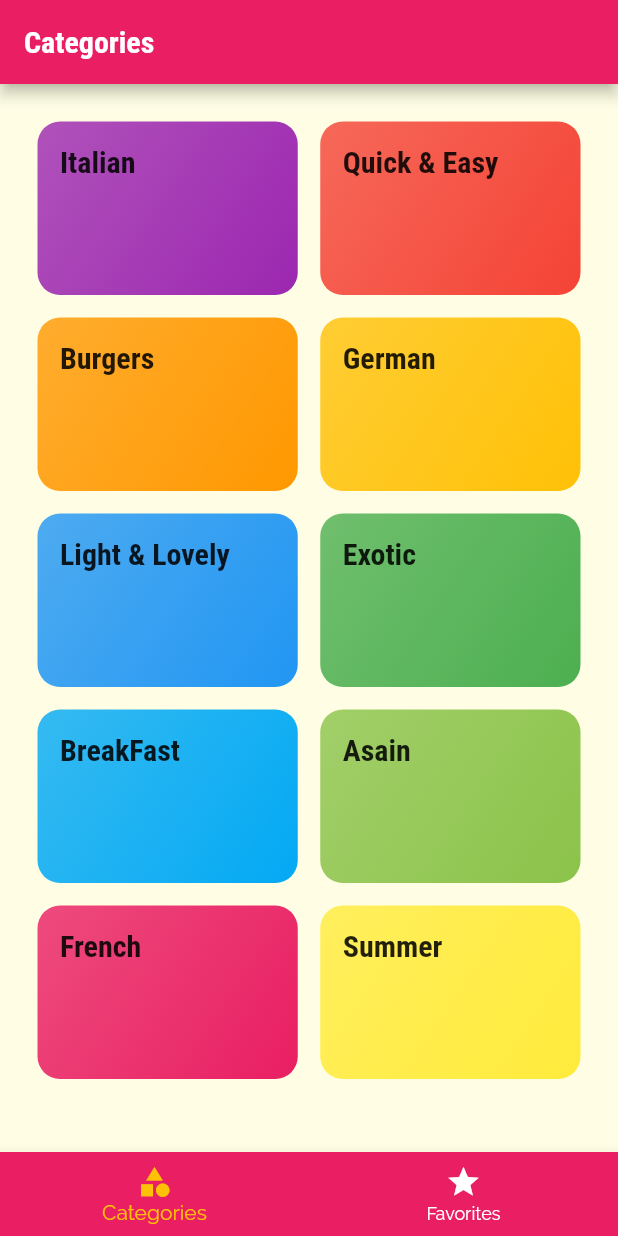
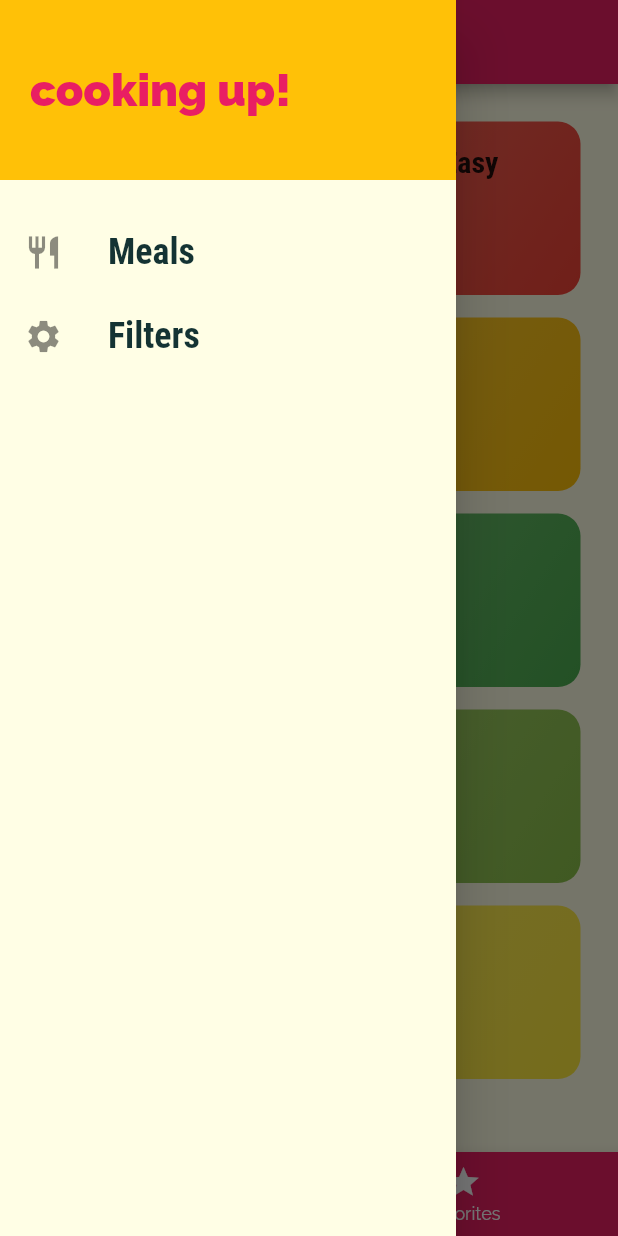
Before and after one commit to metalFrenzy/Meals-App, a Flutter app: the screen it shows after launch, with the side drawer open (before the commit the screen has no drawer), on a phone screen of 412 x 824 dp. Run offline on Flutter 3.47's test engine with Material 2 defaults, Android fonts, the phone set to English and light mode, and no system bars.

Commit message:
adding drawer/burger

```diff
--- a/lib/main.dart
+++ b/lib/main.dart
@@ -1,5 +1,6 @@
 import 'package:flutter/material.dart';
 
+import './screens/filters_screen.dart';
 import './screens/tabs_screen.dart';
 import './screens/categories_screen.dart';
 import './screens/categories_meals_screen.dart';
@@ -35,6 +36,8 @@ class MyApp extends StatelessWidget {
       routes: {
         CategoryMealsScreen.routeName: (ctx) => CategoryMealsScreen(),
         MealDetailScreen.routeName: (ctx) => MealDetailScreen(),
+        tabsScreen.routeName: (ctx) => tabsScreen(),
+        FiltersScreen.routeName: (ctx) => FiltersScreen(),
       },
       onUnknownRoute: (settings) {
         return MaterialPageRoute(
--- a/lib/screens/favorites_screen.dart
+++ b/lib/screens/favorites_screen.dart
@@ -1,7 +1,6 @@
 import 'package:flutter/material.dart';
 
 class FavoritesScreen extends StatelessWidget {
-  const FavoritesScreen({Key? key}) : super(key: key);
 
   @override
   Widget build(BuildContext context) {
--- /dev/null
+++ b/lib/screens/filters_screen.dart
@@ -0,0 +1,13 @@
+import 'package:flutter/material.dart';
+
+class FiltersScreen extends StatelessWidget {
+  static const routeName = '/filters';
+  @override
+  Widget build(BuildContext context) {
+    return Scaffold(
+      appBar: AppBar(
+        title: Text('filters!'),
+      ),
+    );
+  }
+}
--- a/lib/screens/tabs_screen.dart
+++ b/lib/screens/tabs_screen.dart
@@ -1,10 +1,11 @@
 import 'package:flutter/material.dart';
 
+import '../widgets/main_drawer.dart';
 import 'categories_screen.dart';
 import 'favorites_screen.dart';
 
 class tabsScreen extends StatefulWidget {
-  const tabsScreen({Key? key}) : super(key: key);
+  static const routeName = '/tabs';
 
   @override
   State<tabsScreen> createState() => _tabsScreenState();
@@ -31,6 +32,7 @@ class _tabsScreenState extends State<tabsScreen> {
           _pages[_selectedPageIndex]['title'],
         ),
       ),
+      drawer: MainDrawer(),
       body: _pages[_selectedPageIndex]['page'],
       bottomNavigationBar: BottomNavigationBar(
         onTap: _selectPage,
--- /dev/null
+++ b/lib/widgets/main_drawer.dart
@@ -0,0 +1,68 @@
+import 'package:flutter/material.dart';
+
+import '../screens/filters_screen.dart';
+import '../screens/tabs_screen.dart';
+
+class MainDrawer extends StatelessWidget {
+  @override
+  Widget build(BuildContext context) {
+    return Drawer(
+      child: Column(
+        children: [
+          Container(
+            height: 120,
+            width: double.infinity,
+            padding: EdgeInsets.all(20),
+            alignment: Alignment.centerLeft,
+            color: Theme.of(context).accentColor,
+            child: Text(
+              'cooking up!',
+              style: TextStyle(
+                fontWeight: FontWeight.w900,
+                fontSize: 30,
+                color: Theme.of(context).primaryColor,
+              ),
+            ),
+          ),
+          SizedBox(
+            height: 20,
+          ),
+          ListTile(
+            leading: Icon(
+              Icons.restaurant,
+              size: 26,
+            ),
+            title: Text(
+              'Meals',
+              style: TextStyle(
+                fontFamily: 'RobotoCondensed',
+                fontSize: 24,
+                fontWeight: FontWeight.bold,
+              ),
+            ),
+            onTap: () {
+              Navigator.of(context).pushNamed(tabsScreen.routeName);
+            },
+          ),
+          ListTile(
+            leading: Icon(
+              Icons.settings,
+              size: 26,
+            ),
+            title: Text(
+              'Filters',
+              style: TextStyle(
+                fontFamily: 'RobotoCondensed',
+                fontSize: 24,
+                fontWeight: FontWeight.bold,
+              ),
+            ),
+            onTap: () {
+              Navigator.of(context).pushNamed(FiltersScreen.routeName);
+            },
+          )
+        ],
+      ),
+    );
+  }
+}
```
